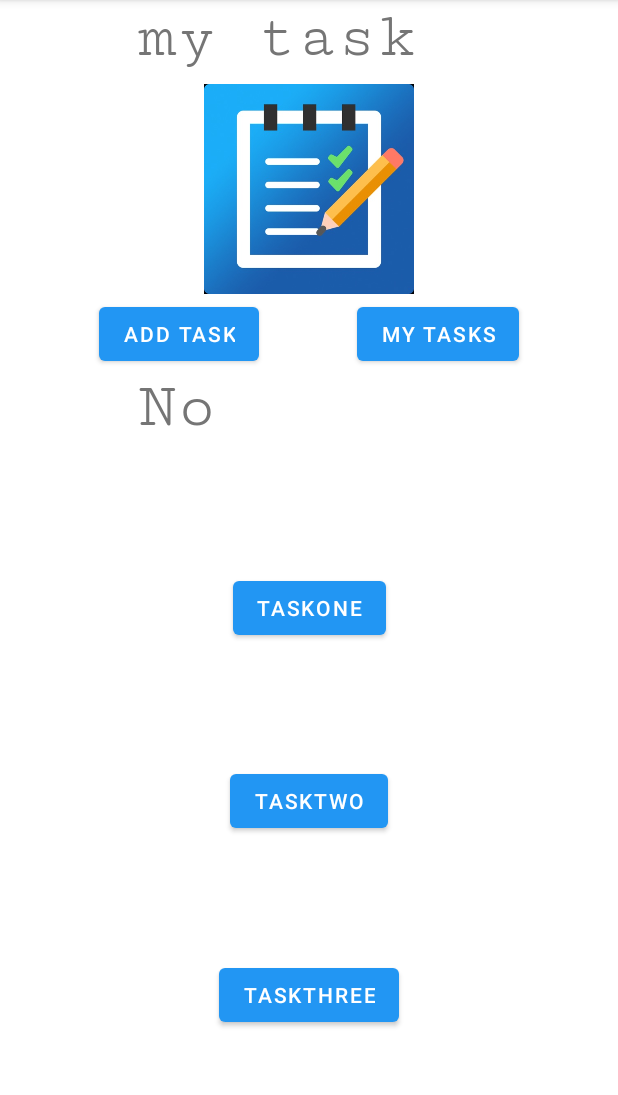
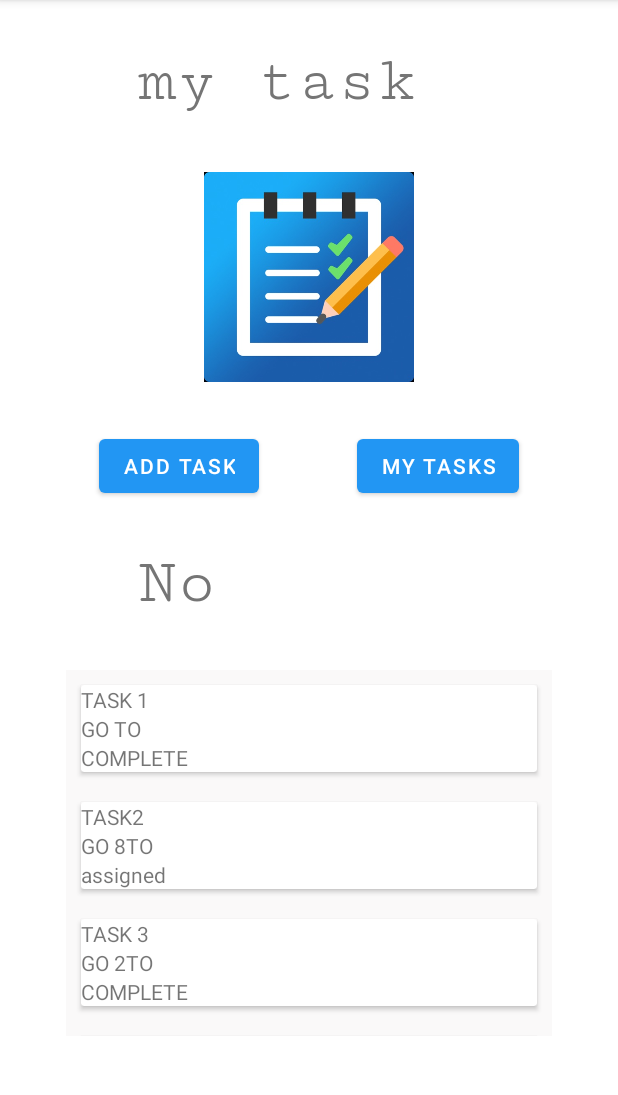
Before and after one commit to WaelAlQawasmi/taskmaster, an Android app: the screen it shows after launch (MainActivity), on a phone screen of 412 x 824 dp, the part 84-1179 px from its top. Run offline under Robolectric (Android 15) with nearby library versions, the phone set to English and light mode, and no system bars; our stand-ins replace Room's generated code.

Commit message:
rebild the home page

```diff
--- a/app/src/main/java/com/example/taskmaster/MainActivity.java
+++ b/app/src/main/java/com/example/taskmaster/MainActivity.java
@@ -2,6 +2,8 @@ package com.example.taskmaster;
 
 import androidx.annotation.NonNull;
 import androidx.appcompat.app.AppCompatActivity;
+import androidx.recyclerview.widget.LinearLayoutManager;
+import androidx.recyclerview.widget.RecyclerView;
 
 import android.content.Intent;
 import android.content.SharedPreferences;
@@ -16,8 +18,12 @@ import android.widget.EditText;
 import android.widget.TextView;
 import android.widget.Toast;
 
+import java.util.ArrayList;
+import java.util.List;
+
 public class MainActivity extends AppCompatActivity  {
     private static final String TAG ="RES" ;
+    List<Task> tasksDetales = new ArrayList<>();
     private final View.OnClickListener mClickMeButtonListener = new View.OnClickListener() {
         @Override
         public void onClick(View view) {
@@ -37,27 +43,6 @@ public class MainActivity extends AppCompatActivity  {
 
         Button AddtaskButton = findViewById(R.id.Addtask);
         Button myTasks = findViewById(R.id.MyTasks);
-        Button Task1=findViewById(R.id.taskOne);
-        Button Task2=findViewById(R.id.tasktwo);
-        Button Task3=findViewById(R.id.taskthree);
-        Intent TaskDeatles=new Intent(getApplicationContext(),TaskDetailActivity.class);
-        Task1.setOnClickListener(view -> {
-            TaskDeatles.putExtra("Titel", Task1.getText());
-            startActivity(TaskDeatles);
-
-        });
-
-        Task2.setOnClickListener(view -> {
-            TaskDeatles.putExtra("Titel", Task2.getText());
-            startActivity(TaskDeatles);
-
-        });
-
-        Task3.setOnClickListener(view -> {
-            TaskDeatles.putExtra("Titel", Task3.getText());
-            startActivity(TaskDeatles);
-
-        });
 
         myTasks.setOnClickListener(view -> {
           Log.i("wgu","gooo");
@@ -71,9 +56,44 @@ public class MainActivity extends AppCompatActivity  {
 
         AddtaskButton.setOnClickListener(mClickMeButtonListener);
 
+        initialiseData();
+
+
+
+        RecyclerView recyclerView = findViewById(R.id.recycle_view);
+
+        // create an adapter
+        ViewAdapter customRecyclerViewAdapter = new ViewAdapter(
+                tasksDetales, position -> {
+
+            Intent TaskDeatles=new Intent(getApplicationContext(),TaskDetailActivity.class);
+            TaskDeatles.putExtra("Titel", tasksDetales.get(position).getTitle());
+            startActivity(TaskDeatles);
+            Toast.makeText(
+                    MainActivity.this,
+
+                    "The Task  => " + tasksDetales.get(position).getTitle()+" clicked", Toast.LENGTH_SHORT).show();
+
+
+        });
+
+        // set adapter on recycler view
+        recyclerView.setAdapter(customRecyclerViewAdapter);
+
+        // set other important properties
+        recyclerView.setHasFixedSize(true);
+        recyclerView.setLayoutManager(new LinearLayoutManager(this));
     }
 
+    private void initialiseData() {
+        tasksDetales.add(new Task("TASK 1", "GO TO", "COMPLETE"));
+        tasksDetales.add(new Task("TASK2", "GO 8TO", "assigned"));
+        tasksDetales.add(new Task("TASK 3", "GO 2TO", "COMPLETE"));
 
+        tasksDetales.add(new Task("TASK 4", "GO 1TO", "COMPLETE"));
+        tasksDetales.add(new Task("TASK 7", "GO 8TO", "assigned"));
+        tasksDetales.add(new Task("TASK 52", "GO TO", " in progress"));
+    }
     @Override
     public boolean onCreateOptionsMenu(Menu menu) {
         getMenuInflater().inflate(R.menu.main, menu);
--- a/app/src/main/java/com/example/taskmaster/Task.java
+++ b/app/src/main/java/com/example/taskmaster/Task.java
@@ -1,8 +1,22 @@
 package com.example.taskmaster;
+
+import androidx.room.ColumnInfo;
+import androidx.room.Entity;
+import androidx.room.PrimaryKey;
+
+@Entity
+
 public class Task {
+    @PrimaryKey(autoGenerate = true)
+    public int id;
+    @ColumnInfo(name = "title")
     String title;
+    @ColumnInfo(name = "body")
     String body;
+    @ColumnInfo(name = "state")
     String state;
+
+
 
     public String getBody() {
         return body;
--- a/app/src/main/res/layout/activity_main.xml
+++ b/app/src/main/res/layout/activity_main.xml
@@ -14,7 +14,8 @@
         android:text="USERNAME"
         android:textColor="#757575"
         android:textSize="44sp"
-        app:layout_constraintBottom_toTopOf="@+id/button3"
+
+        app:layout_constraintBottom_toTopOf="@+id/recycle_view"
         app:layout_constraintEnd_toEndOf="parent"
         app:layout_constraintHorizontal_bias="0.5"
         app:layout_constraintStart_toStartOf="parent"
@@ -72,38 +73,17 @@
         app:layout_constraintTop_toBottomOf="@+id/Name"
         app:srcCompat="@drawable/_12x512bb" />
 
-    <Button
-        android:id="@+id/taskthree"
-        android:layout_width="wrap_content"
-        android:layout_height="wrap_content"
-        android:text="taskthree"
+
+    <androidx.recyclerview.widget.RecyclerView
+        android:id="@+id/recycle_view"
+        android:layout_width="324dp"
+        android:layout_height="244dp"
+        android:layout_marginBottom="48dp"
+        android:background="@color/black"
         app:layout_constraintBottom_toBottomOf="parent"
-        app:layout_constraintEnd_toEndOf="parent"
-        app:layout_constraintHorizontal_bias="0.5"
-        app:layout_constraintStart_toStartOf="parent"
-        app:layout_constraintTop_toBottomOf="@+id/tasktwo" />
-
-    <Button
-        android:id="@+id/tasktwo"
-        android:layout_width="wrap_content"
-        android:layout_height="wrap_content"
-        android:text="tasktwo"
-        app:layout_constraintBottom_toTopOf="@+id/taskthree"
-        app:layout_constraintEnd_toEndOf="parent"
-        app:layout_constraintHorizontal_bias="0.5"
-        app:layout_constraintStart_toStartOf="parent"
-        app:layout_constraintTop_toBottomOf="@+id/taskOne" />
-
-    <Button
-        android:id="@+id/taskOne"
-        android:layout_width="wrap_content"
-        android:layout_height="wrap_content"
-        android:text="taskOne"
-        app:layout_constraintBottom_toTopOf="@+id/tasktwo"
         app:layout_constraintEnd_toEndOf="parent"
         app:layout_constraintHorizontal_bias="0.5"
         app:layout_constraintStart_toStartOf="parent"
         app:layout_constraintTop_toBottomOf="@+id/Uname" />
 
-
 </androidx.constraintlayout.widget.ConstraintLayout>
```
Also changed, not shown: app/build.gradle (+5 -7 lines), app/src/main/java/com/example/taskmaster/AddTask.java (+11 -2 lines), app/src/main/java/com/example/taskmaster/TasksDao.java (added, +23 -0 lines), app/src/main/java/com/example/taskmaster/TasksDatabase.java (added, +31 -0 lines), app/src/main/res/layout/activity_main2.xml (+16 -16 lines), 2 other files.
